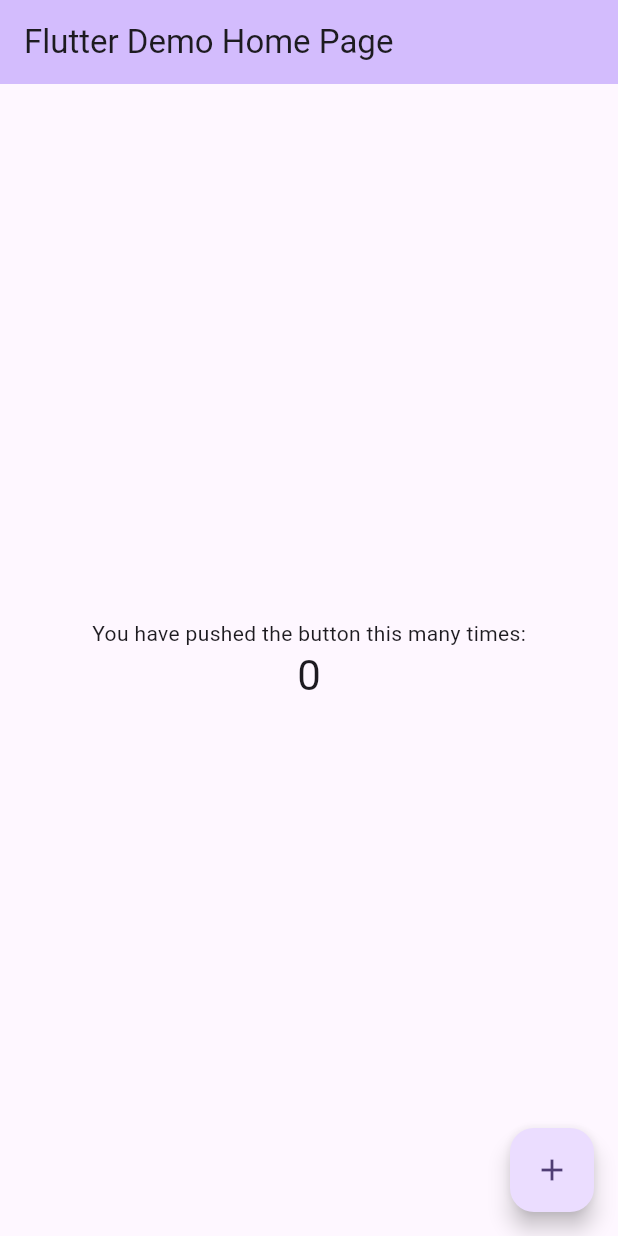
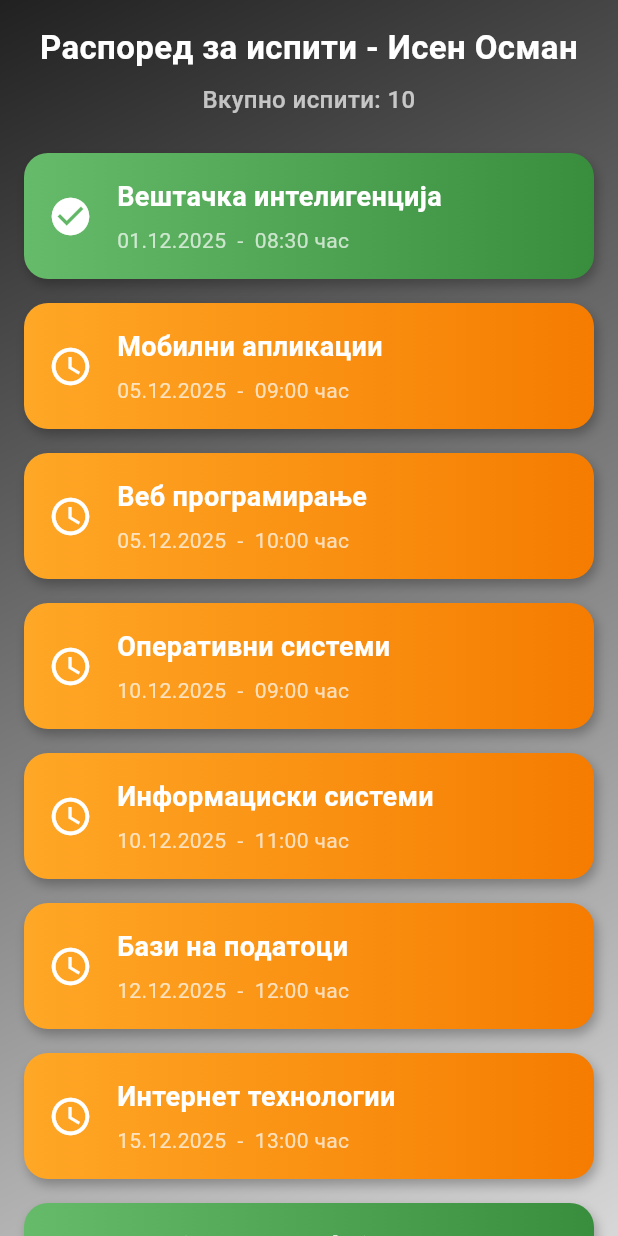
Before and after one commit to Isen-Osman/scheduler-, a Flutter app: the screen it shows after launch, on a phone screen of 412 x 824 dp. Run offline on Flutter 3.47's test engine with Material 3 defaults, Android fonts, the phone set to English and light mode, and no system bars.

Commit message:
new update

```diff
--- a/lib/main.dart
+++ b/lib/main.dart
@@ -1,4 +1,5 @@
 import 'package:flutter/material.dart';
+import 'package:lab1/screens/exam_list.dart';
 
 void main() {
   runApp(const MyApp());
@@ -7,116 +8,26 @@ void main() {
 class MyApp extends StatelessWidget {
   const MyApp({super.key});
 
-  // This widget is the root of your application.
   @override
   Widget build(BuildContext context) {
     return MaterialApp(
-      title: 'Flutter Demo',
+      debugShowCheckedModeBanner: false,
+      title: 'Распоред за испити',
       theme: ThemeData(
-        // This is the theme of your application.
-        //
-        // TRY THIS: Try running your application with "flutter run". You'll see
-        // the application has a purple toolbar. Then, without quitting the app,
-        // try changing the seedColor in the colorScheme below to Colors.green
-        // and then invoke "hot reload" (save your changes or press the "hot
-        // reload" button in a Flutter-supported IDE, or press "r" if you used
-        // the command line to start the app).
-        //
-        // Notice that the counter didn't reset back to zero; the application
-        // state is not lost during the reload. To reset the state, use hot
-        // restart instead.
-        //
-        // This works for code too, not just values: Most code changes can be
-        // tested with just a hot reload.
-        colorScheme: ColorScheme.fromSeed(seedColor: Colors.deepPurple),
+        useMaterial3: true,
+        colorScheme: ColorScheme.fromSeed(seedColor: Colors.blue),
+        scaffoldBackgroundColor: Colors.grey.shade100,
+        appBarTheme: const AppBarTheme(
+          backgroundColor: Colors.transparent,
+          elevation: 0,
+          foregroundColor: Colors.black,
+        ),
+        textTheme: const TextTheme(
+          titleLarge: TextStyle(fontSize: 20, fontWeight: FontWeight.bold),
+          bodyMedium: TextStyle(fontSize: 16),
+        ),
       ),
-      home: const MyHomePage(title: 'Flutter Demo Home Page'),
+      home: ExamListScreen(),
     );
   }
 }
-
-class MyHomePage extends StatefulWidget {
-  const MyHomePage({super.key, required this.title});
-
-  // This widget is the home page of your application. It is stateful, meaning
-  // that it has a State object (defined below) that contains fields that affect
-  // how it looks.
-
-  // This class is the configuration for the state. It holds the values (in this
-  // case the title) provided by the parent (in this case the App widget) and
-  // used by the build method of the State. Fields in a Widget subclass are
-  // always marked "final".
-
-  final String title;
-
-  @override
-  State<MyHomePage> createState() => _MyHomePageState();
-}
-
-class _MyHomePageState extends State<MyHomePage> {
-  int _counter = 0;
-
-  void _incrementCounter() {
-    setState(() {
-      // This call to setState tells the Flutter framework that something has
-      // changed in this State, which causes it to rerun the build method below
-      // so that the display can reflect the updated values. If we changed
-      // _counter without calling setState(), then the build method would not be
-      // called again, and so nothing would appear to happen.
-      _counter++;
-    });
-  }
-
-  @override
-  Widget build(BuildContext context) {
-    // This method is rerun every time setState is called, for instance as done
-    // by the _incrementCounter method above.
-    //
-    // The Flutter framework has been optimized to make rerunning build methods
-    // fast, so that you can just rebuild anything that needs updating rather
-    // than having to individually change instances of widgets.
-    return Scaffold(
-      appBar: AppBar(
-        // TRY THIS: Try changing the color here to a specific color (to
-        // Colors.amber, perhaps?) and trigger a hot reload to see the AppBar
-        // change color while the other colors stay the same.
-        backgroundColor: Theme.of(context).colorScheme.inversePrimary,
-        // Here we take the value from the MyHomePage object that was created by
-        // the App.build method, and use it to set our appbar title.
-        title: Text(widget.title),
-      ),
-      body: Center(
-        // Center is a layout widget. It takes a single child and positions it
-        // in the middle of the parent.
-        child: Column(
-          // Column is also a layout widget. It takes a list of children and
-          // arranges them vertically. By default, it sizes itself to fit its
-          // children horizontally, and tries to be as tall as its parent.
-          //
-          // Column has various properties to control how it sizes itself and
-          // how it positions its children. Here we use mainAxisAlignment to
-          // center the children vertically; the main axis here is the vertical
-          // axis because Columns are vertical (the cross axis would be
-          // horizontal).
-          //
-          // TRY THIS: Invoke "debug painting" (choose the "Toggle Debug Paint"
-          // action in the IDE, or press "p" in the console), to see the
-          // wireframe for each widget.
-          mainAxisAlignment: MainAxisAlignment.center,
-          children: <Widget>[
-            const Text('You have pushed the button this many times:'),
-            Text(
-              '$_counter',
-              style: Theme.of(context).textTheme.headlineMedium,
-            ),
-          ],
-        ),
-      ),
-      floatingActionButton: FloatingActionButton(
-        onPressed: _incrementCounter,
-        tooltip: 'Increment',
-        child: const Icon(Icons.add),
-      ), // This trailing comma makes auto-formatting nicer for build methods.
-    );
-  }
-}
--- /dev/null
+++ b/lib/models/exam.dart
@@ -0,0 +1,13 @@
+class Exam {
+  final String subject;
+  final DateTime dateTime;
+  final List<String> rooms;
+  final bool isPassed;
+
+  Exam({
+    required this.subject,
+    required this.dateTime,
+    required this.rooms,
+    this.isPassed = false,
+  });
+}
--- /dev/null
+++ b/lib/screens/exam_list.dart
@@ -0,0 +1,132 @@
+import 'package:flutter/material.dart';
+import '../models/exam.dart';
+import 'exam_details.dart';
+
+class ExamListScreen extends StatelessWidget {
+  ExamListScreen({super.key});
+
+  final List<Exam> exams = [
+    Exam(subject: "Веб програмирање", dateTime: DateTime(2025, 12, 5, 10, 0), rooms: ["ЛАб 13"]),
+    Exam(subject: "Оперативни системи", dateTime: DateTime(2025, 12, 10, 9, 0), rooms: ["ЛАБ 3"]),
+    Exam(subject: "Бази на податоци", dateTime: DateTime(2025, 12, 12, 12, 0), rooms: ["ЛАБ 215"]),
+    Exam(subject: "Компјутерски Мрежи", dateTime: DateTime(2025, 12, 25, 11, 30), rooms: ["ЛАБ 200А"], isPassed: true),
+    Exam(subject: "Вештачка интелигенција", dateTime: DateTime(2025, 12, 1, 8, 30), rooms: ["ЛАБ 138"], isPassed: true),
+    Exam(subject: "Интернет технологии", dateTime: DateTime(2025, 12, 15, 13, 0), rooms: ["ЛАБ 13"]),
+    Exam(subject: "Мобилни апликации", dateTime: DateTime(2025, 12, 5, 9, 0), rooms: ["ЛАБ 12"]),
+    Exam(subject: "Компјутерска графика", dateTime: DateTime(2025, 12, 25, 10, 0), rooms: ["ЛАБ 3"]),
+    Exam(subject: "Информациски системи", dateTime: DateTime(2025, 12, 10, 11, 0), rooms: ["ЛАБ 2"]),
+    Exam(subject: "Дизајн на интерфејс", dateTime: DateTime(2025, 12, 20, 14, 0), rooms: ["ЛАБ 200Б"], isPassed: true),
+  ];
+
+  @override
+  Widget build(BuildContext context) {
+    exams.sort((a, b) => a.dateTime.compareTo(b.dateTime));
+
+    return Scaffold(
+      body: Container(
+        decoration: const BoxDecoration(
+          gradient: LinearGradient(
+            colors: [Colors.black87, Colors.black12],
+            begin: Alignment.topLeft,
+            end: Alignment.bottomRight,
+          ),
+        ),
+        child: SafeArea(
+          child: Column(
+            children: [
+              // Header + Total Exams
+              Padding(
+                padding: const EdgeInsets.symmetric(vertical: 16, horizontal: 16),
+                child: Column(
+                  children: [
+                    Text(
+                      "Распоред за испити - Исен Осман",
+                      style: const TextStyle(
+                        color: Colors.white,
+                        fontSize: 22,
+                        fontWeight: FontWeight.bold,
+                      ),
+                      textAlign: TextAlign.center,
+                    ),
+                    const SizedBox(height: 8),
+                    Text(
+                      "Вкупно испити: ${exams.length}",
+                      style: const TextStyle(
+                        color: Colors.white70,
+                        fontSize: 16,
+                        fontWeight: FontWeight.w500,
+                      ),
+                      textAlign: TextAlign.center,
+                    ),
+                  ],
+                ),
+              ),
+              // Exam List
+              Expanded(
+                child: ListView.builder(
+                  padding: const EdgeInsets.symmetric(horizontal: 16),
+                  itemCount: exams.length,
+                  itemBuilder: (context, index) {
+                    final exam = exams[index];
+                    return GestureDetector(
+                      onTap: () => Navigator.push(
+                        context,
+                        MaterialPageRoute(builder: (_) => ExamDetailScreen(exam: exam)),
+                      ),
+                      child: Container(
+                        margin: const EdgeInsets.symmetric(vertical: 8),
+                        padding: const EdgeInsets.all(16),
+                        decoration: BoxDecoration(
+                          gradient: exam.isPassed
+                              ? LinearGradient(colors: [Colors.green.shade400, Colors.green.shade700])
+                              : LinearGradient(colors: [Colors.orange.shade400, Colors.orange.shade700]),
+                          borderRadius: BorderRadius.circular(16),
+                          boxShadow: const [
+                            BoxShadow(
+                              color: Colors.black26,
+                              blurRadius: 6,
+                              offset: Offset(2, 4),
+                            ),
+                          ],
+                        ),
+                        child: Row(
+                          children: [
+                            Icon(
+                              exam.isPassed ? Icons.check_circle : Icons.schedule,
+                              color: Colors.white,
+                              size: 30,
+                            ),
+                            const SizedBox(width: 16),
+                            Expanded(
+                              child: Column(
+                                crossAxisAlignment: CrossAxisAlignment.start,
+                                children: [
+                                  Text(
+                                    exam.subject,
+                                    style: const TextStyle(
+                                        color: Colors.white,
+                                        fontSize: 18,
+                                        fontWeight: FontWeight.bold),
+                                  ),
+                                  const SizedBox(height: 6),
+                                  Text(
+                                    "${exam.dateTime.day.toString().padLeft(2,'0')}.${exam.dateTime.month.toString().padLeft(2,'0')}.${exam.dateTime.year}  -  ${exam.dateTime.hour.toString().padLeft(2,'0')}:${exam.dateTime.minute.toString().padLeft(2,'0')} час",
+                                    style: const TextStyle(color: Colors.white70, fontSize: 14),
+                                  ),
+                                ],
+                              ),
+                            ),
+                          ],
+                        ),
+                      ),
+                    );
+                  },
+                ),
+              ),
+            ],
+          ),
+        ),
+      ),
+    );
+  }
+}
--- a/pubspec.yaml
+++ b/pubspec.yaml
@@ -30,6 +30,7 @@ environment:
 dependencies:
   flutter:
     sdk: flutter
+  intl: ^0.19.0
 
   # The following adds the Cupertino Icons font to your application.
   # Use with the CupertinoIcons class for iOS style icons.
@@ -56,6 +57,9 @@ flutter:
   # included with your application, so that you can use the icons in
   # the material Icons class.
   uses-material-design: true
+
+
+
 
   # To add assets to your application, add an assets section, like this:
   # assets:
```
Also changed, not shown: lib/screens/exam_details.dart (added, +140 -0 lines), lib/widgets/exam_card.dart (added, +109 -0 lines), pubspec.lock, 1 other file.
